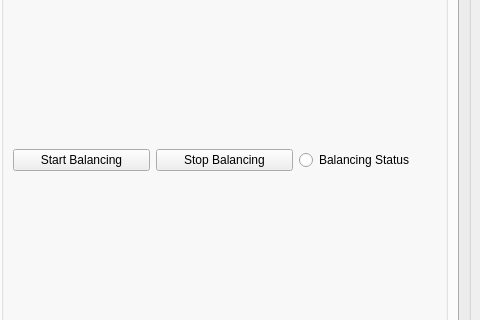
First picture: the form in UI/BMS_GUI.ui, repository Zyuangeorge/Third_year_project, before the edit; both pictures show x 262 to 742 and y 261 to 581 of the 742 by 785 pixel window.
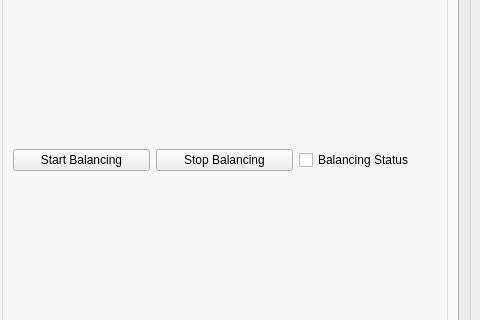
Second picture: the form after the edit. The open tabs and pages were chosen to show the change.

```diff
--- a/UI/BMS_GUI.ui
+++ b/UI/BMS_GUI.ui
@@ -1341,7 +1341,7 @@
                  </widget>
                 </item>
                 <item>
-                 <widget class="QRadioButton" name="CellBalancingStatusDisplay">
+                 <widget class="QCheckBox" name="CellBalancingStatusDisplay">
                   <property name="focusPolicy">
                    <enum>Qt::NoFocus</enum>
                   </property>
@@ -1349,7 +1349,7 @@
                    <string>Balancing Status</string>
                   </property>
                   <property name="checkable">
-                   <bool>false</bool>
+                   <bool>true</bool>
                   </property>
                  </widget>
                 </item>
```
